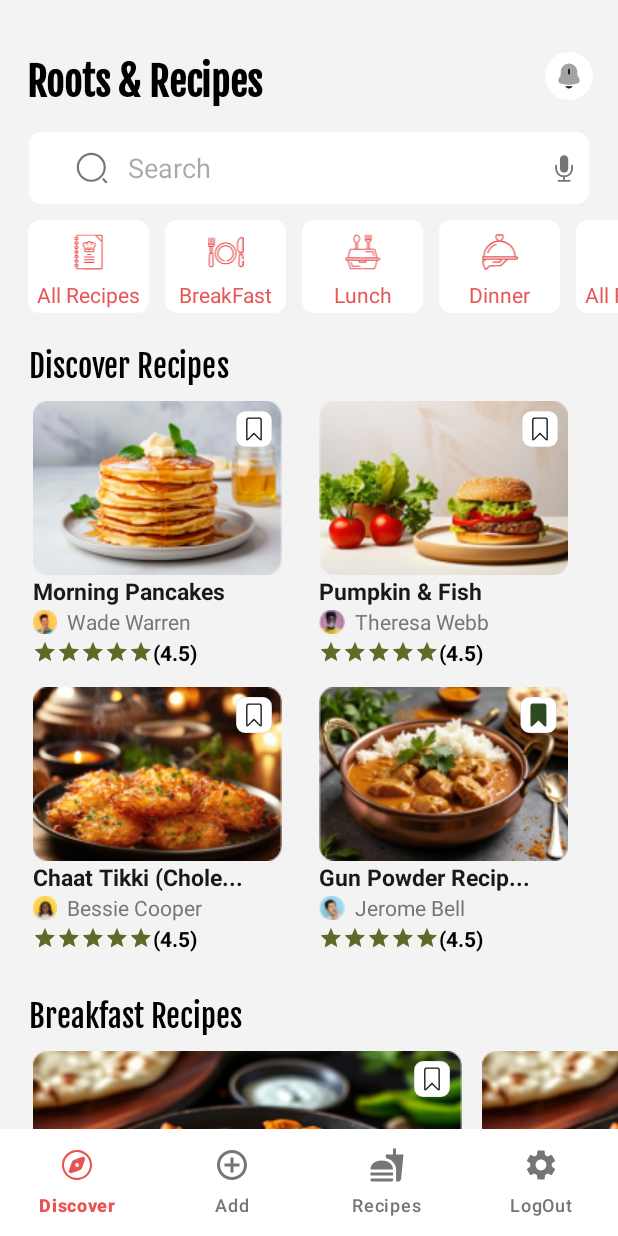
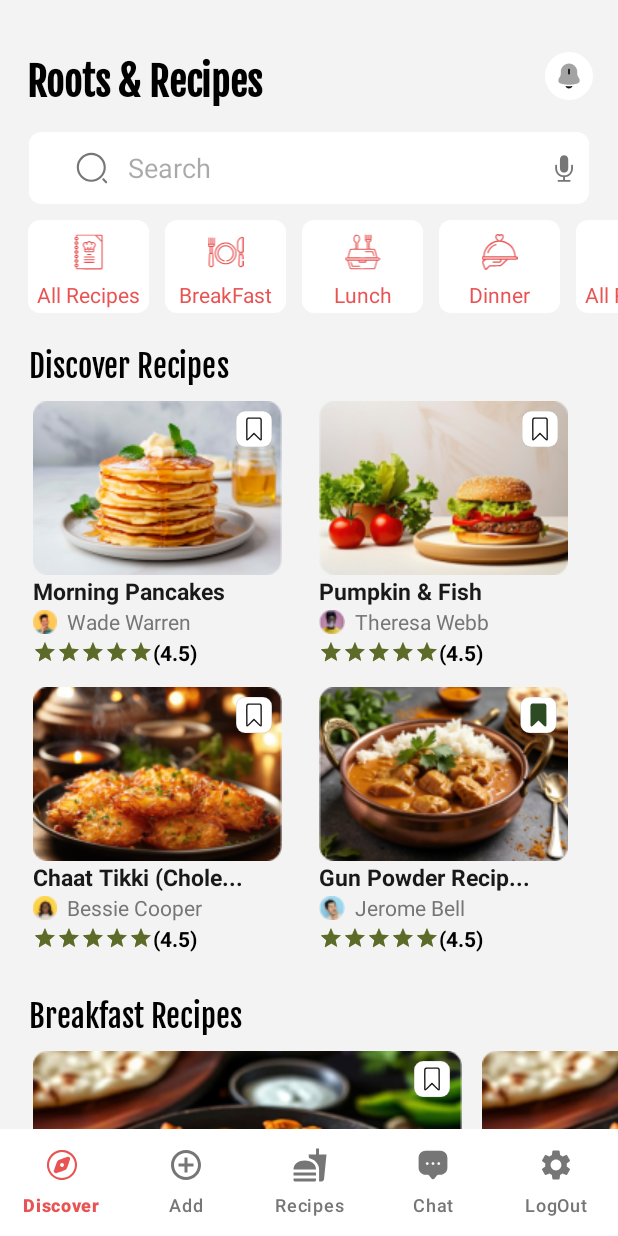
Before and after one commit to Sameer-android/Recipes, an Android app: the DiscoverFragment screen opened through its navigation route, on a phone screen of 412 x 824 dp. Run offline under Robolectric (Android 15) with nearby library versions, the phone set to English and light mode, and no system bars; our stand-ins replace Firebase (no records; nobody signed in at launch, a user with empty details on screens opened directly), sdp/ssp sizes; 1 statement that could not run was skipped.

Commit message:
working in chat

```diff
--- a/app/build.gradle.kts
+++ b/app/build.gradle.kts
@@ -53,6 +53,7 @@ dependencies {
     implementation(libs.androidx.navigation.ui.ktx)
     implementation(libs.firebase.auth)
     implementation(libs.firebase.firestore)
+    implementation(libs.firebase.database)
     testImplementation(libs.junit)
     androidTestImplementation(libs.androidx.junit)
     androidTestImplementation(libs.androidx.espresso.core)
--- a/app/src/main/java/com/example/recipes/MainActivity.kt
+++ b/app/src/main/java/com/example/recipes/MainActivity.kt
@@ -106,6 +106,11 @@ class MainActivity : AppCompatActivity() {
 
                 }
 
+                R.id.chat -> {
+                    navController!!.navigate(R.id.usersFragment)
+                    false
+                }
+
                 R.id.recipes -> {
                     navController!!.navigate(R.id.recipesFragment)
                     true
--- a/app/src/main/res/layout/fragment_login.xml
+++ b/app/src/main/res/layout/fragment_login.xml
@@ -52,7 +52,6 @@
         android:layout_marginEnd="@dimen/_12sdp"
         android:padding="@dimen/_10sdp"
         android:background="@drawable/shape_edittext_create_acc"
-        android:ems="10"
         android:hint="Email address"
         android:textColorHint="#80000000"
         android:textColor="@color/black"
--- a/app/src/main/res/menu/menu_bottombar.xml
+++ b/app/src/main/res/menu/menu_bottombar.xml
@@ -20,10 +20,10 @@
 
 
 
-    <!--<item
-        android:id="@+id/myRecipes"
-        android:title="MyRecipes"
-        android:icon="@drawable/baseline_food_bank_24"/>-->
+    <item
+        android:id="@+id/chat"
+        android:title="Chat"
+        android:icon="@drawable/messag_icon"/>
     <item
         android:id="@+id/setting"
         android:title="LogOut"
--- a/app/src/main/res/navigation/nav_graph.xml
+++ b/app/src/main/res/navigation/nav_graph.xml
@@ -111,12 +111,16 @@
         <action
             android:id="@+id/action_discoverFragment_to_logoutFragment"
             app:destination="@id/logoutFragment" />
+        <action
+            android:id="@+id/action_discoverFragment_to_usersFragment"
+            app:destination="@id/usersFragment" />
+
     </fragment>
     <fragment
         android:id="@+id/addRecipesFragment"
         android:name="com.example.recipes.fragments.addRecipes.AddRecipesFragment"
         android:label="fragment_add_recipes"
-        tools:layout="@layout/fragment_add_recipes" >
+        tools:layout="@layout/fragment_add_recipes">
         <action
             android:id="@+id/action_addRecipesFragment_to_recipesFragment"
             app:popUpTo="@id/discoverFragment"
@@ -141,4 +145,19 @@
             android:id="@+id/action_logoutFragment_to_loginFragment"
             app:destination="@id/loginFragment" />
     </fragment>
+    <fragment
+        android:id="@+id/chatsFragment"
+        android:name="com.example.recipes.fragments.chat.ChatsFragment"
+        android:label="fragment_chats"
+        tools:layout="@layout/fragment_chats" />
+
+    <fragment
+        android:id="@+id/usersFragment"
+        android:name="com.example.recipes.fragments.chat.UsersFragment"
+        android:label="fragment_users"
+        tools:layout="@layout/fragment_users">
+        <action
+            android:id="@+id/action_usersFragment_to_chatsFragment"
+            app:destination="@id/chatsFragment" />
+    </fragment>
 </navigation>
--- a/gradle/libs.versions.toml
+++ b/gradle/libs.versions.toml
@@ -20,6 +20,7 @@ roomKtx = " 2.6.1"
 roomRuntime = "2.6.1"
 sdpAndroid = "1.1.0"
 sspAndroid = "1.1.0"
+firebaseDatabase = "21.0.0"
 
 [libraries]
 androidx-core-ktx = { group = "androidx.core", name = "core-ktx", version.ref = "coreKtx" }
@@ -43,6 +44,7 @@ firebase-auth = { group = "com.google.firebase", name = "firebase-auth", version
 firebase-firestore = { group = "com.google.firebase", name = "firebase-firestore", version.ref = "firebaseFirestore" }
 sdp-android = { module = "com.intuit.sdp:sdp-android", version.ref = "sdpAndroid" }
 ssp-android = { module = "com.intuit.ssp:ssp-android", version.ref = "sspAndroid" }
+firebase-database = { group = "com.google.firebase", name = "firebase-database", version.ref = "firebaseDatabase" }
 
 [plugins]
 android-application = { id = "com.android.application", version.ref = "agp" }
```
Also changed, not shown: app/src/main/java/com/example/recipes/fragments/CreateAccountFragment.kt (+10 -0 lines), app/src/main/java/com/example/recipes/fragments/chat/ChatsFragment.kt (added, +60 -0 lines), app/src/main/java/com/example/recipes/fragments/chat/UserAdapter.kt (added, +29 -0 lines), app/src/main/java/com/example/recipes/fragments/chat/UsersFragment.kt (added, +62 -0 lines), app/src/main/java/com/example/recipes/fragments/models/User.kt (added, +15 -0 lines), app/src/main/res/layout/fragment_chats.xml (added, +14 -0 lines), app/src/main/res/layout/fragment_users.xml (added, +19 -0 lines), app/src/main/res/layout/user_itemview.xml (added, +28 -0 lines), app/src/main/res/drawable/send_message_icon.png (added).
